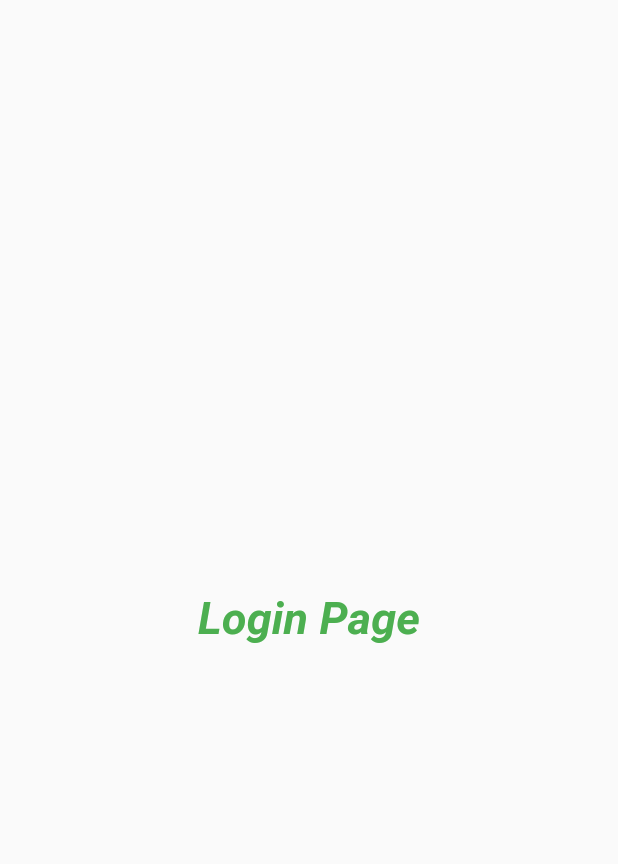
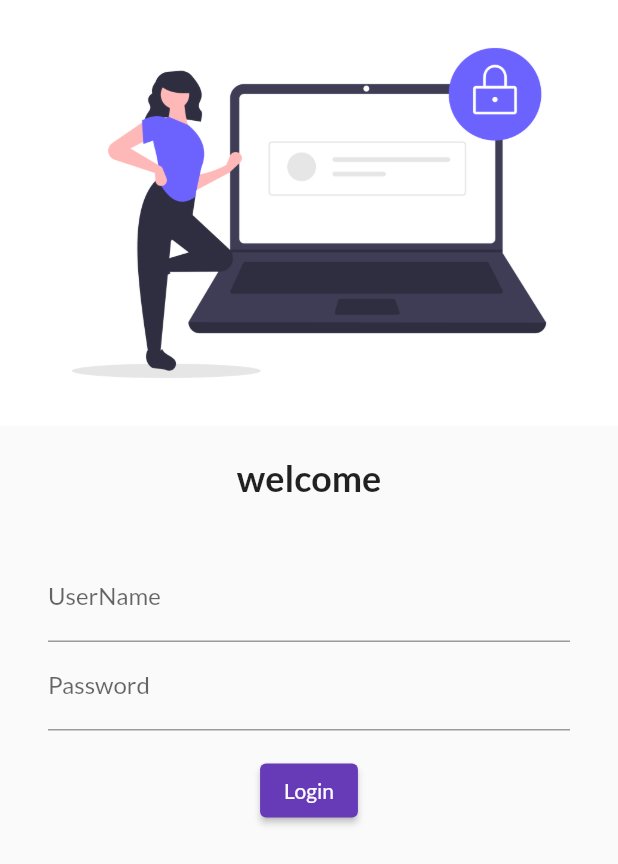
Before and after one commit to S-a-g-a-r-P-a-t-i-l/myapp, a Flutter app: the screen it shows after launch, on a phone screen of 412 x 824 dp. Shown: the top 864 px of the screen. Run offline on Flutter 3.47's test engine with Material 2 defaults, Android fonts, the phone set to English and light mode, and no system bars; our stand-ins replace google_fonts.

Commit message:
New Day Commit

```diff
--- a/lib/main.dart
+++ b/lib/main.dart
@@ -1,4 +1,5 @@
 import 'package:flutter/material.dart';
+import 'package:google_fonts/google_fonts.dart';
 import 'package:myapp/pages/home_page.dart';
 import 'package:myapp/pages/login_page.dart';
 
@@ -11,10 +12,13 @@ class MyApp extends StatelessWidget {
   Widget build(BuildContext context) {
     return MaterialApp(
       themeMode: ThemeMode.light,
-      theme: ThemeData(primarySwatch: Colors.deepPurple ),
+      theme: ThemeData(
+          primarySwatch: Colors.deepPurple,
+          fontFamily: GoogleFonts.lato().fontFamily,
+        ),
       routes: {
-        "/" : (context) => LoginPage(),
-        "/login" : (context) => LoginPage()
+        "/": (context) => LoginPage(),
+        "/login": (context) => LoginPage()
       },
     );
   }
--- a/lib/pages/home_page.dart
+++ b/lib/pages/home_page.dart
@@ -9,7 +9,7 @@ class HomePage extends StatelessWidget {
       appBar: AppBar(
         title: Text("Catlog App"),
       ),
-       body: Center(
+      body: Center(
         child: Container(
           child: Text("welcome to $days myapp by $name"),
         ),
--- a/lib/pages/login_page.dart
+++ b/lib/pages/login_page.dart
@@ -1,16 +1,46 @@
 import 'package:flutter/material.dart';
+import 'package:google_fonts/google_fonts.dart';
 
 class LoginPage extends StatelessWidget {
-
   @override
   Widget build(BuildContext context) {
     return Material(
-      child: Center(
-        child: Text("Login Page",
-        style: TextStyle( fontSize: 30 , fontStyle: FontStyle.italic, fontWeight: FontWeight.bold,color:Colors.green
+        child: Column(
+      children: [
+        Image.asset(
+          'assets/images/login_image.png',
+          fit: BoxFit.cover,
         ),
+        SizedBox(height: 20.0),
+        Text(
+          "welcome",
+          style: TextStyle(fontSize: 24, fontWeight: FontWeight.bold),
         ),
+        SizedBox(height: 20.0),
+        Padding(
+          padding: const EdgeInsets.symmetric(vertical: 16.0, horizontal: 32.0),
+          child: Column(
+            children: [
+              TextFormField(
+                decoration: InputDecoration(
+                    hintText: "Enter Username", labelText: "UserName"),
+              ),
+              TextFormField(
+                obscureText: true,
+                decoration: InputDecoration(
+                    hintText: "Enter Password", labelText: "Password"),
+              )
+            ],
+          ),
         ),
-    );
+        ElevatedButton(
+          child: Text("Login"),
+          style: TextButton.styleFrom(),
+          onPressed: () {
+            print("Login Done");
+          },
+        )
+      ],
+    ));
   }
 }
--- a/pubspec.yaml
+++ b/pubspec.yaml
@@ -35,6 +35,8 @@ dependencies:
   # Use with the CupertinoIcons class for iOS style icons.
   cupertino_icons: ^1.0.2
 
+  google_fonts: ^2.0.0
+
 dev_dependencies:
   flutter_test:
     sdk: flutter
@@ -58,8 +60,8 @@ flutter:
   uses-material-design: true
 
   # To add assets to your application, add an assets section, like this:
-  # assets:
-  #   - images/a_dot_burr.jpeg
+  assets:
+  - assets/images/
   #   - images/a_dot_ham.jpeg
 
   # An image asset can refer to one or more resolution-specific "variants", see
```
Also changed, not shown: assets/images/login_image.png (added), pubspec.lock, 2 other files.
